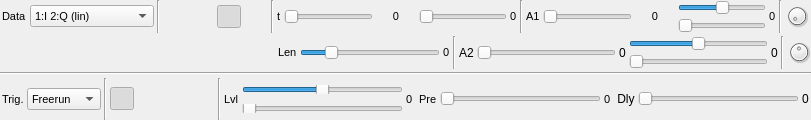
First picture: the form in sdrbase/gui/glscopegui.ui, repository f4exb/sdrangel, before the edit.
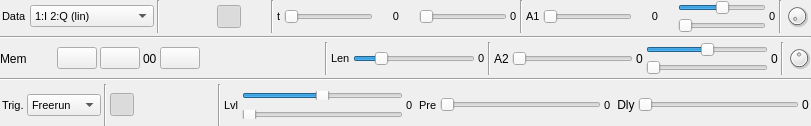
Second picture: the form after the edit. Icons and pictures are not drawn. Custom widgets are drawn as their Qt base class.

Commit message: GLScope: trace memory UI icons and text

What changed in the file:
```diff
--- a/sdrbase/gui/glscopegui.ui
+++ b/sdrbase/gui/glscopegui.ui
@@ -7,7 +7,7 @@
     <x>0</x>
     <y>0</y>
     <width>811</width>
-    <height>120</height>
+    <height>126</height>
    </rect>
   </property>
   <property name="windowTitle">
@@ -512,20 +512,90 @@
      </item>
     </layout>
    </item>
+   <item>
+    <widget class="Line" name="rowSep1">
+     <property name="orientation">
+      <enum>Qt::Horizontal</enum>
+     </property>
+    </widget>
+   </item>
    <item>
     <layout class="QHBoxLayout" name="row3Layout">
      <item>
-      <spacer name="horizontalSpacer_2">
-       <property name="orientation">
-        <enum>Qt::Horizontal</enum>
+      <widget class="QLabel" name="memText">
+       <property name="text">
+        <string>Mem</string>
        </property>
-       <property name="sizeHint" stdset="0">
-        <size>
-         <width>40</width>
-         <height>20</height>
-        </size>
+      </widget>
+     </item>
+     <item>
+      <widget class="ButtonSwitch" name="memButton">
+       <property name="toolTip">
+        <string>Trace memory</string>
        </property>
-      </spacer>
+       <property name="text">
+        <string/>
+       </property>
+       <property name="icon">
+        <iconset resource="../resources/res.qrc">
+         <normaloff>:/mem.png</normaloff>:/mem.png</iconset>
+       </property>
+       <property name="checkable">
+        <bool>true</bool>
+       </property>
+       <property name="autoRaise">
+        <bool>true</bool>
+       </property>
+      </widget>
+     </item>
+     <item>
+      <widget class="QPushButton" name="memPlayButton">
+       <property name="toolTip">
+        <string>Replay memorized trace</string>
+       </property>
+       <property name="text">
+        <string/>
+       </property>
+       <property name="icon">
+        <iconset resource="../resources/res.qrc">
+         <normaloff>:/play.png</normaloff>:/play.png</iconset>
+       </property>
+      </widget>
+     </item>
+     <item>
+      <widget class="QPushButton" name="memMinusButton">
+       <property name="toolTip">
+        <string>Go back one trace in history (newer)</string>
+       </property>
+       <property name="text">
+        <string/>
+       </property>
+       <property name="icon">
+        <iconset resource="../resources/res.qrc">
+         <normaloff>:/minusw.png</normaloff>:/minusw.png</iconset>
+       </property>
+      </widget>
+     </item>
+     <item>
+      <widget class="QLabel" name="memIndexText">
+       <property name="text">
+        <string>00</string>
+       </property>
+      </widget>
+     </item>
+     <item>
+      <widget class="QPushButton" name="memPlusButton">
+       <property name="toolTip">
+        <string>Go one more trace in history (older)</string>
+       </property>
+       <property name="text">
+        <string/>
+       </property>
+       <property name="icon">
+        <iconset resource="../resources/res.qrc">
+         <normaloff>:/plusw.png</normaloff>:/plusw.png</iconset>
+       </property>
+      </widget>
      </item>
      <item>
       <spacer name="horizontalSpacer">
@@ -540,6 +610,13 @@
        </property>
       </spacer>
      </item>
+     <item>
+      <widget class="Line" name="traceLenLine">
+       <property name="orientation">
+        <enum>Qt::Vertical</enum>
+       </property>
+      </widget>
+     </item>
      <item>
       <widget class="QLabel" name="traceLenLabel">
        <property name="font">
@@ -587,7 +664,7 @@
       </widget>
      </item>
      <item>
-      <widget class="Line" name="traceLenLine">
+      <widget class="Line" name="amp2Line">
        <property name="orientation">
         <enum>Qt::Vertical</enum>
        </property>
@@ -698,7 +775,7 @@
     </layout>
    </item>
    <item>
-    <widget class="Line" name="rowSep1">
+    <widget class="Line" name="rowSep2">
      <property name="orientation">
       <enum>Qt::Horizontal</enum>
      </property>
```
The commit also changes 4 other files.
